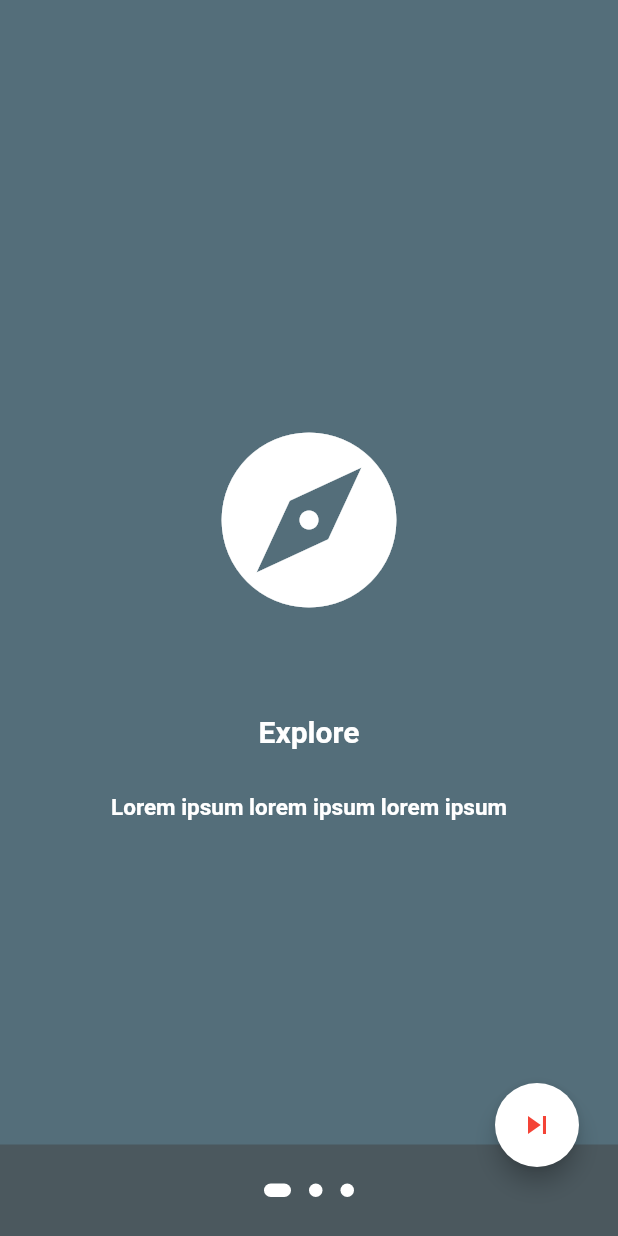
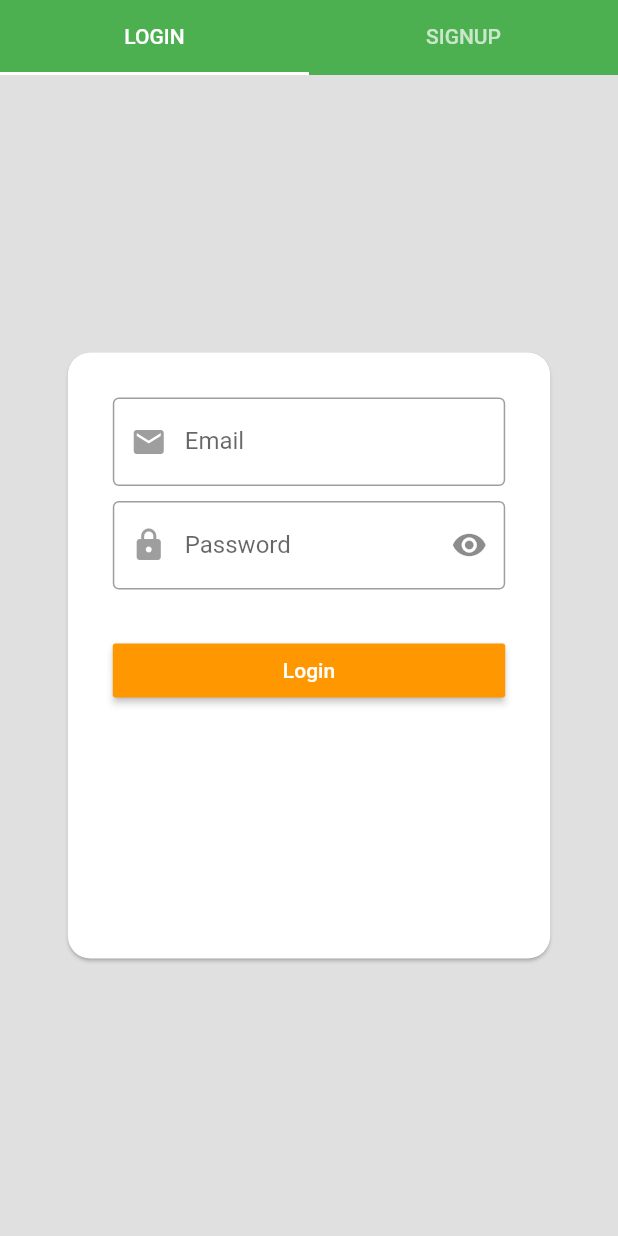
Before and after one commit to deepak79/recipe_book, a Flutter app: the screen it shows after launch, on a phone screen of 412 x 824 dp. Run offline on Flutter 3.47's test engine with Material 2 defaults, Android fonts, the phone set to English and light mode, and no system bars.

Commit message:
Login SignUP UI

```diff
--- a/lib/main.dart
+++ b/lib/main.dart
@@ -1,18 +1,16 @@
 import 'package:flutter/material.dart';
-import 'package:recipe_book/ui/intro_page.dart';
-
+import 'package:recipe_book/ui/login_signup.dart';
 
 void main() => runApp(MyApp());
 
 
 class MyApp extends StatelessWidget {
 
-
   @override
   Widget build(BuildContext context) {
     return MaterialApp(
       title: 'Flutter Demo',
-      home: IntroPage(),
+      home: LoginSignup(),
       debugShowCheckedModeBanner: false,
     );
   }
--- /dev/null
+++ b/lib/ui/login_signup.dart
@@ -0,0 +1,236 @@
+import 'package:flutter/material.dart';
+
+class LoginSignup extends StatelessWidget {
+  @override
+  Widget build(BuildContext context) {
+    return Scaffold(
+      body: DefaultTabController(
+        length: 2,
+        child: SafeArea(
+          child: Column(
+            mainAxisSize: MainAxisSize.max,
+            crossAxisAlignment: CrossAxisAlignment.center,
+            mainAxisAlignment: MainAxisAlignment.center,
+            children: <Widget>[
+              Container(
+                color: Colors.green,
+                height: 50,
+                child: TabBar(
+                  indicatorColor: Colors.white,
+                  tabs: [
+                    Tab(child: Text('LOGIN')),
+                    Tab(child: Text('SIGNUP')),
+                  ],
+                ),
+              ),
+              Expanded(
+                child: TabBarView(
+                  children: [
+                    Container(
+                      color: Colors.grey[300],
+                      child: Center(
+                        child: Container(
+                          height: MediaQuery.of(context).size.height * 0.5,
+                          width: MediaQuery.of(context).size.width * 0.8,
+                          child: Card(
+                            shape: RoundedRectangleBorder(
+                              borderRadius: BorderRadius.circular(15.0),
+                            ),
+                            child: Column(
+                              children: <Widget>[
+                                Padding(
+                                  padding: const EdgeInsets.fromLTRB(
+                                      30.0,30.0, 30.0, 0),
+                                  child: TextFormField(
+                                    decoration: InputDecoration(
+                                      border: OutlineInputBorder(
+                                        borderSide:
+                                            BorderSide(color: Colors.grey),
+                                      ),
+                                      hintText: 'Email',
+                                      labelText: 'Email',
+                                      prefixIcon: const Icon(
+                                        Icons.email,
+                                        color: Colors.grey,
+                                      ),
+                                      prefixText: '',
+                                      suffixStyle:
+                                          const TextStyle(color: Colors.grey),
+                                    ),
+                                  ),
+                                ),
+                                Padding(
+                                  padding: const EdgeInsets.fromLTRB(
+                                      30.0,10.0, 30.0, 0),
+                                  child: TextFormField(
+                                    obscureText: true,
+                                    decoration: InputDecoration(
+                                      border: OutlineInputBorder(
+                                        borderSide:
+                                            BorderSide(color: Colors.grey),
+                                      ),
+                                      hintText: 'Password',
+                                      labelText: 'Password',
+                                      prefixIcon: const Icon(
+                                        Icons.lock,
+                                        color: Colors.grey,
+                                      ),
+                                      suffixIcon: Icon(Icons.visibility),
+                                      prefixText: '',
+                                      suffixStyle:
+                                          const TextStyle(color: Colors.grey),
+                                    ),
+                                  ),
+                                ),
+                                Row(
+                                  children: <Widget>[
+                                    Expanded(
+                                      child: Padding(
+                                        padding: const EdgeInsets.all(30.0),
+                                        child: RaisedButton(
+                                          color: Colors.orange,
+                                          onPressed: () {},
+                                          child: Text(
+                                            "Login",
+                                            style:
+                                                TextStyle(color: Colors.white),
+                                          ),
+                                        ),
+                                      ),
+                                    ),
+                                  ],
+                                )
+                              ],
+                            ),
+                          ),
+                        ),
+                      ),
+                    ),
+                    //Second card
+                    Container(
+                      color: Colors.grey[300],
+                      child: Center(
+                        child: Container(
+                          height: MediaQuery.of(context).size.height * 0.65,
+                          width: MediaQuery.of(context).size.width * 0.8,
+                          child: Card(
+                            shape: RoundedRectangleBorder(
+                              borderRadius: BorderRadius.circular(15.0),
+                            ),
+                            child: Column(
+                              children: <Widget>[
+                                Padding(
+                                  padding: const EdgeInsets.all(8.0),
+                                  child: CircleAvatar(
+                                    radius: 40,
+                                    backgroundColor: Colors.white,
+                                    child: Center(
+                                      child: Icon(
+                                        Icons.add,
+                                        size: 40,
+                                        color: Colors.orange,
+                                      ),
+                                    ),
+                                  ),
+                                ),
+                                Padding(
+                                  padding: const EdgeInsets.fromLTRB(
+                                      30.0,10.0, 30.0, 0),
+                                  child: TextFormField(
+                                    decoration: InputDecoration(
+                                      border: OutlineInputBorder(
+                                        borderSide:
+                                            BorderSide(color: Colors.grey),
+                                      ),
+                                      hintText: 'Email',
+                                      labelText: 'Email',
+                                      prefixIcon: const Icon(
+                                        Icons.email,
+                                        color: Colors.grey,
+                                      ),
+                                      prefixText: '',
+                                      suffixStyle:
+                                          const TextStyle(color: Colors.grey),
+                                    ),
+                                  ),
+                                ),
+                                Padding(
+                                  padding: const EdgeInsets.fromLTRB(
+                                      30.0,10.0, 30.0, 0),
+                                  child: TextFormField(
+                                    obscureText: true,
+                                    decoration: InputDecoration(
+                                      border: OutlineInputBorder(
+                                        borderSide:
+                                            BorderSide(color: Colors.grey),
+                                      ),
+                                      hintText: 'Password',
+                                      labelText: 'Password',
+                                      prefixIcon: const Icon(
+                                        Icons.lock,
+                                        color: Colors.grey,
+                                      ),
+                                      suffixIcon: Icon(Icons.visibility),
+                                      prefixText: '',
+                                      suffixStyle:
+                                          const TextStyle(color: Colors.grey),
+                                    ),
+                                  ),
+                                ),
+                                Padding(
+                                  padding: const EdgeInsets.fromLTRB(
+                                      30.0, 10.0, 30.0, 0),
+                                  child: TextFormField(
+                                    obscureText: true,
+                                    decoration: InputDecoration(
+                                      border: OutlineInputBorder(
+                                        borderSide:
+                                            BorderSide(color: Colors.grey),
+                                      ),
+                                      hintText: 'Confirm Password',
+                                      labelText: 'Confirm Password',
+                                      prefixIcon: const Icon(
+                                        Icons.lock,
+                                        color: Colors.grey,
+                                      ),
+                                      suffixIcon: Icon(Icons.visibility),
+                                      prefixText: '',
+                                      suffixStyle:
+                                          const TextStyle(color: Colors.grey),
+                                    ),
+                                  ),
+                                ),
+                                Row(
+                                  children: <Widget>[
+                                    Expanded(
+                                      child: Padding(
+                                        padding: const EdgeInsets.all(30.0),
+                                        child: RaisedButton(
+                                          color: Colors.orange,
+                                          onPressed: () {},
+                                          child: Text(
+                                            "Sign Up",
+                                            style:
+                                                TextStyle(color: Colors.white),
+                                          ),
+                                        ),
+                                      ),
+                                    ),
+                                  ],
+                                )
+                              ],
+                            ),
+                          ),
+                        ),
+                      ),
+                    ),
+                  ],
+                ),
+              ),
+            ],
+          ),
+        ),
+      ),
+    );
+  }
+}
--- /dev/null
+++ b/lib/utils/utils.dart
@@ -0,0 +1 @@
+const String intro = "/Intro";
```
Also changed, not shown: lib/utils.dart (deleted).
